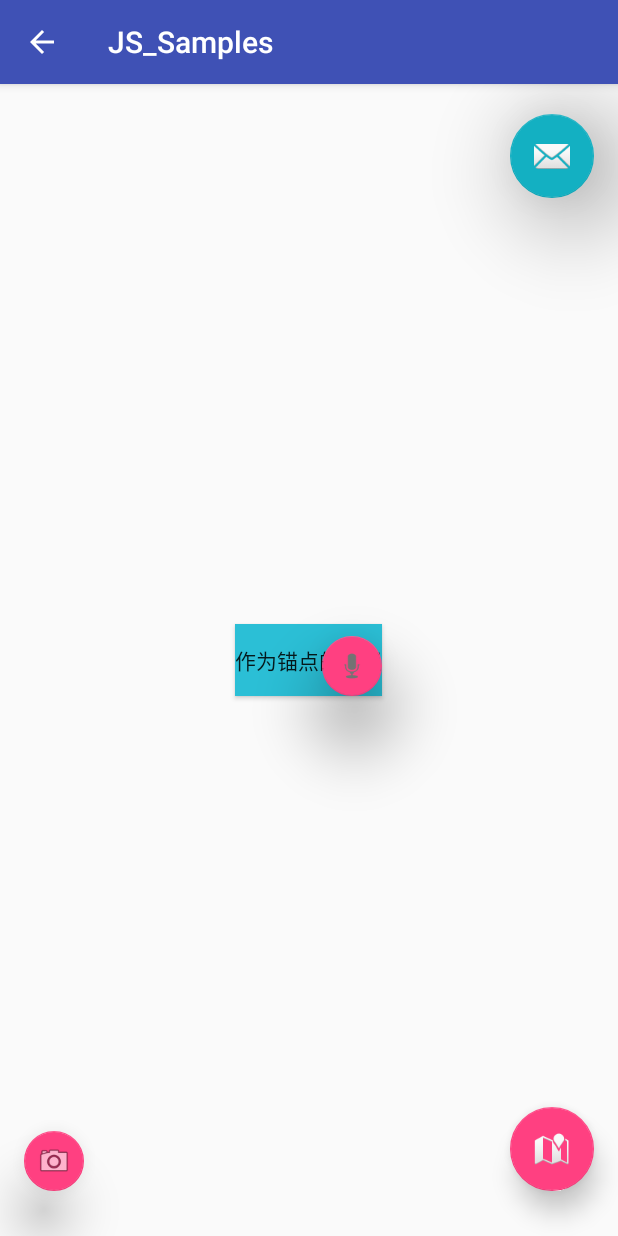
After one commit to Jorelanbo/samples, an Android app: the FloatActionButtonActivity screen opened directly, with no data from a screen before it, on a phone screen of 412 x 824 dp. The commit adds this screen. Run offline under Robolectric (Android 15) with nearby library versions, the phone set to English and light mode, and no system bars.

Commit message:
使用FloatActionButton

```diff
--- a/app/src/main/AndroidManifest.xml
+++ b/app/src/main/AndroidManifest.xml
@@ -119,6 +119,8 @@
         <activity android:name=".activity.materialDesign.CoordinatorLayoutScrollActivity"
             android:parentActivityName=".activity.materialDesign.MaterialDesignActivity"
             android:theme="@style/AppNoActionBarTheme"/>
+        <activity android:name=".activity.materialDesign.FloatActionButtonActivity"
+            android:parentActivityName=".activity.materialDesign.MaterialDesignActivity"/>
 
         <service
             android:name="com.baidu.location.f"
--- /dev/null
+++ b/app/src/main/java/com/js/sample/activity/materialDesign/FloatActionButtonActivity.java
@@ -0,0 +1,22 @@
+package com.js.sample.activity.materialDesign;
+
+import android.os.Bundle;
+import android.support.annotation.Nullable;
+import android.support.design.widget.FloatingActionButton;
+import android.support.design.widget.Snackbar;
+import android.support.v7.app.AppCompatActivity;
+
+import com.js.sample.R;
+
+
+// Created by JS on 2020/1/13.
+
+public class FloatActionButtonActivity extends AppCompatActivity {
+    @Override
+    protected void onCreate(@Nullable Bundle savedInstanceState) {
+        super.onCreate(savedInstanceState);
+        setContentView(R.layout.activity_float_action_button);
+        FloatingActionButton fab = findViewById(R.id.fab_four);
+        fab.setOnClickListener(v -> Snackbar.make(v, "正在打开邮件...", Snackbar.LENGTH_LONG).show());
+    }
+}
--- a/app/src/main/java/com/js/sample/activity/materialDesign/MaterialDesignActivity.java
+++ b/app/src/main/java/com/js/sample/activity/materialDesign/MaterialDesignActivity.java
@@ -36,8 +36,21 @@ public class MaterialDesignActivity extends AppCompatActivity {
         startActivity(intent);
     }
 
+    /**
+     * 跳转到CoordinatorLayout滑动使用页面
+     * @param view view
+     */
     public void clickCoordinatorLayoutScrollActivity(View view) {
         Intent intent = new Intent(this, CoordinatorLayoutScrollActivity.class);
         startActivity(intent);
     }
+
+    /**
+     * 跳转到浮动按钮使用页面
+     * @param view view
+     */
+    public void clickFloatActionButtonActivity(View view) {
+        Intent intent = new Intent(this, FloatActionButtonActivity.class);
+        startActivity(intent);
+    }
 }
--- /dev/null
+++ b/app/src/main/res/layout/activity_float_action_button.xml
@@ -0,0 +1,63 @@
+<?xml version="1.0" encoding="utf-8"?>
+<android.support.design.widget.CoordinatorLayout xmlns:android="http://schemas.android.com/apk/res/android"
+    xmlns:app="http://schemas.android.com/apk/res-auto"
+    xmlns:tools="http://schemas.android.com/tools"
+    android:layout_width="match_parent"
+    android:layout_height="match_parent"
+    tools:context=".activity.materialDesign.FloatActionButtonActivity">
+
+    <Button
+        android:id="@+id/btn_anchor"
+        android:layout_width="wrap_content"
+        android:layout_height="wrap_content"
+        android:text="作为锚点的按钮"
+        android:layout_gravity="center"
+        android:background="@color/text_color_light_blue"/>
+
+    <android.support.design.widget.FloatingActionButton
+        android:layout_width="wrap_content"
+        android:layout_height="wrap_content"
+        android:layout_gravity="end|bottom"
+        android:layout_marginEnd="16dp"
+        android:layout_marginBottom="30dp"
+        app:elevation="10dp"
+        android:src="@android:drawable/ic_dialog_map"/>
+
+    <android.support.design.widget.FloatingActionButton
+        android:layout_width="wrap_content"
+        android:layout_height="wrap_content"
+        android:layout_gravity="start|bottom"
+        android:layout_marginStart="16dp"
+        android:layout_marginBottom="30dp"
+        android:src="@android:drawable/ic_menu_camera"
+        app:elevation="20dp"
+        app:fabSize="mini"/>
+
+    <android.support.design.widget.FloatingActionButton
+        android:layout_width="wrap_content"
+        android:layout_height="wrap_content"
+        android:layout_gravity="start|top"
+        android:layout_marginStart="20dp"
+        android:layout_marginTop="20dp"
+        android:src="@android:drawable/ic_btn_speak_now"
+        app:elevation="30dp"
+        app:fabSize="mini"
+        app:layout_anchor="@id/btn_anchor"
+        app:layout_anchorGravity="end|bottom" />
+
+    <android.support.design.widget.FloatingActionButton
+        android:id="@+id/fab_four"
+        android:layout_width="wrap_content"
+        android:layout_height="wrap_content"
+        android:layout_gravity="end|top"
+        android:layout_marginTop="20dp"
+        android:layout_marginEnd="16dp"
+        android:clickable="true"
+        android:focusable="true"
+        android:src="@android:drawable/ic_dialog_email"
+        app:elevation="40dp"
+        app:fabSize="auto"
+        app:backgroundTint="@color/text_color_light_blue_pre"
+        app:rippleColor="@color/light_blue"/>
+
+</android.support.design.widget.CoordinatorLayout>
--- a/app/src/main/res/layout/activity_material_design.xml
+++ b/app/src/main/res/layout/activity_material_design.xml
@@ -34,6 +34,13 @@
             android:text="CoordinatorLayoutScroll"
             android:onClick="clickCoordinatorLayoutScrollActivity"/>
 
+        <Button
+            android:layout_width="match_parent"
+            android:layout_height="wrap_content"
+            android:layout_marginBottom="@dimen/activity_vertical_margin"
+            android:text="FloatActionButton"
+            android:onClick="clickFloatActionButtonActivity"/>
+
     </LinearLayout>
 
 </ScrollView>
```
